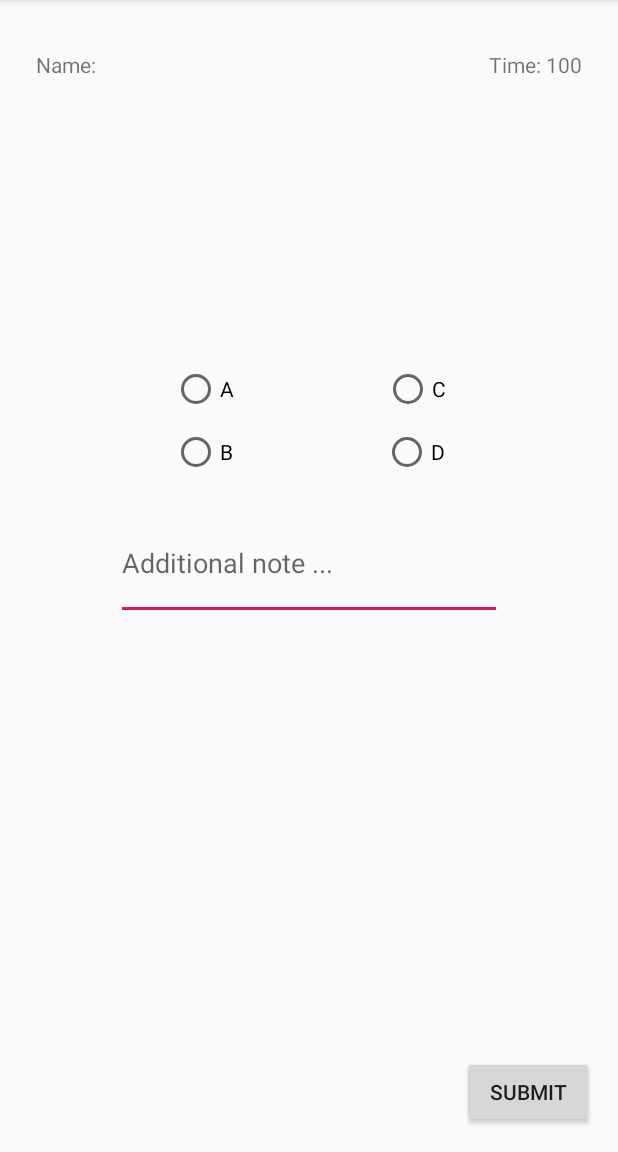
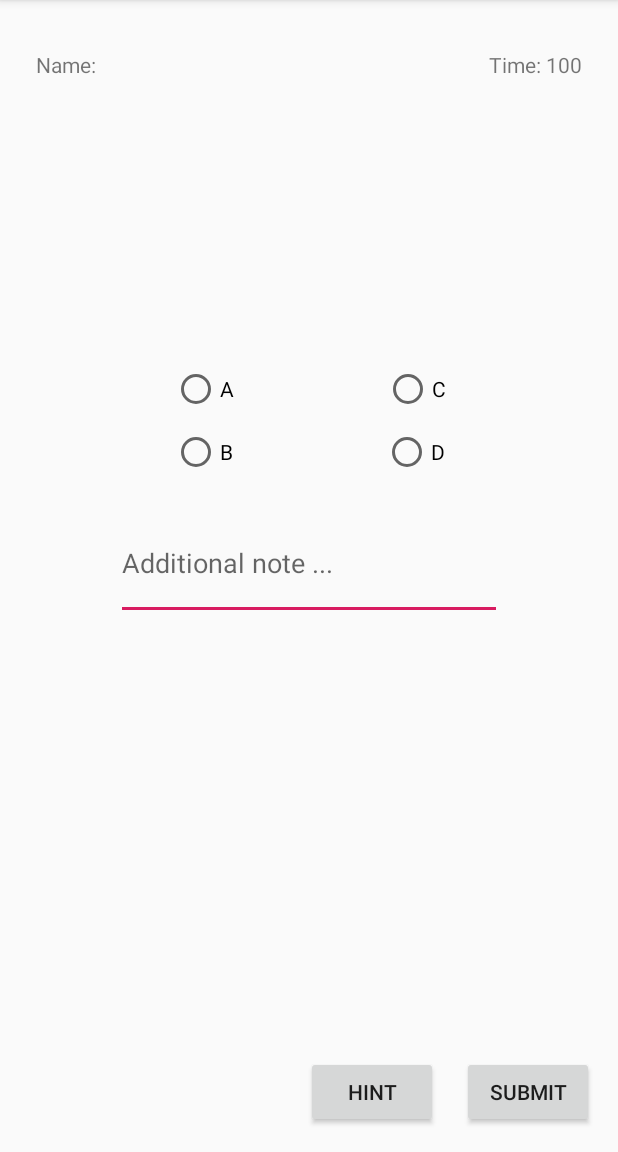
Before and after one commit to ahmad-fauzan458/Kwiz, an Android app: the QuizContentFragment screen opened directly, with no data from a screen before it, on a phone screen of 412 x 824 dp, the part 84-1236 px from its top. Run offline under Robolectric (Android 15) with nearby library versions, the phone set to English and light mode, and no system bars; our stand-ins replace Room's generated code, data binding; 11 statements that could not run were skipped.

Commit message:
Add hint feature

```diff
--- a/app/src/main/java/id/ac/ui/cs/mobileprogramming/ahmad_fauzan_amirul_isnain/kwiz/interfaces/QuizContentInterface.java
+++ b/app/src/main/java/id/ac/ui/cs/mobileprogramming/ahmad_fauzan_amirul_isnain/kwiz/interfaces/QuizContentInterface.java
@@ -2,4 +2,6 @@ package id.ac.ui.cs.mobileprogramming.ahmad_fauzan_amirul_isnain.kwiz.interfaces
 
 public interface QuizContentInterface {
     void submit();
+
+    void showHint();
 }
--- a/app/src/main/java/id/ac/ui/cs/mobileprogramming/ahmad_fauzan_amirul_isnain/kwiz/quiz/QuizContentFragment.java
+++ b/app/src/main/java/id/ac/ui/cs/mobileprogramming/ahmad_fauzan_amirul_isnain/kwiz/quiz/QuizContentFragment.java
@@ -1,6 +1,11 @@
 package id.ac.ui.cs.mobileprogramming.ahmad_fauzan_amirul_isnain.kwiz.quiz;
 
+import android.content.Context;
 import android.content.DialogInterface;
+import android.content.Intent;
+import android.net.ConnectivityManager;
+import android.net.NetworkInfo;
+import android.net.Uri;
 import android.os.Bundle;
 
 import androidx.appcompat.app.AlertDialog;
@@ -10,6 +15,10 @@ import androidx.lifecycle.ViewModelProviders;
 import android.view.LayoutInflater;
 import android.view.View;
 import android.view.ViewGroup;
+import android.widget.Toast;
+
+import java.io.UnsupportedEncodingException;
+import java.net.URLEncoder;
 
 import id.ac.ui.cs.mobileprogramming.ahmad_fauzan_amirul_isnain.kwiz.R;
 import id.ac.ui.cs.mobileprogramming.ahmad_fauzan_amirul_isnain.kwiz.databinding.FragmentQuizContentBinding;
@@ -94,4 +103,27 @@ public class QuizContentFragment extends Fragment implements QuizContentInterfac
                 });
         alertDialog.show();
     }
+
+    public void showHint(){
+        ConnectivityManager cm = (ConnectivityManager) getActivity().getSystemService(Context.CONNECTIVITY_SERVICE);
+        NetworkInfo activeNetwork = cm.getActiveNetworkInfo();
+        if (activeNetwork != null) {
+            String escapedQuery = "";
+            try {
+                escapedQuery = URLEncoder.encode(questionViewModel.getCurrentEnQuestion()
+                        .getValue(), "UTF-8");
+            }
+            catch (UnsupportedEncodingException e) {
+                e.printStackTrace();
+            }
+            Uri uri = Uri.parse("http://www.google.com/#q=" + escapedQuery);
+            Intent intent = new Intent(Intent.ACTION_VIEW, uri);
+            startActivity(intent);
+        } else {
+            Toast.makeText(getActivity(),
+                    getActivity().getResources().getString(R.string.connectivity_request),
+                    Toast.LENGTH_SHORT)
+                    .show();
+        }
+    }
 }
--- a/app/src/main/res/layout-land/fragment_quiz_content.xml
+++ b/app/src/main/res/layout-land/fragment_quiz_content.xml
@@ -24,13 +24,24 @@
 
         <Button
             android:id="@+id/submit"
-            android:onClick="@{() -> quizContentInterface.submit()}"
             android:layout_width="wrap_content"
             android:layout_height="wrap_content"
             android:layout_marginTop="20dp"
-            android:layout_marginEnd="132dp"
+            android:layout_marginEnd="75dp"
+            android:onClick="@{() -> quizContentInterface.submit()}"
             android:text="@string/submit"
             app:layout_constraintEnd_toEndOf="parent"
+            app:layout_constraintTop_toBottomOf="@+id/linearLayout2" />
+
+        <Button
+            android:id="@+id/hint"
+            android:layout_width="wrap_content"
+            android:layout_height="wrap_content"
+            android:layout_marginTop="20dp"
+            android:layout_marginEnd="16dp"
+            android:onClick="@{() -> quizContentInterface.showHint()}"
+            android:text="@string/hint"
+            app:layout_constraintEnd_toStartOf="@+id/submit"
             app:layout_constraintTop_toBottomOf="@+id/linearLayout2" />
 
         <TextView
--- a/app/src/main/res/layout-sw600dp-land/fragment_quiz_content.xml
+++ b/app/src/main/res/layout-sw600dp-land/fragment_quiz_content.xml
@@ -26,13 +26,26 @@
             android:id="@+id/submit"
             android:layout_width="wrap_content"
             android:layout_height="wrap_content"
-            android:layout_marginTop="45dp"
-            android:layout_marginEnd="180dp"
+            android:layout_marginTop="44dp"
+            android:layout_marginEnd="120dp"
             android:onClick="@{() -> quizContentInterface.submit()}"
             android:padding="20dp"
             android:text="@string/submit"
             android:textSize="24sp"
             app:layout_constraintEnd_toEndOf="parent"
+            app:layout_constraintTop_toBottomOf="@+id/linearLayout2" />
+
+        <Button
+            android:id="@+id/hint"
+            android:layout_width="wrap_content"
+            android:layout_height="wrap_content"
+            android:layout_marginTop="44dp"
+            android:layout_marginEnd="32dp"
+            android:onClick="@{() -> quizContentInterface.showHint()}"
+            android:padding="20dp"
+            android:text="@string/hint"
+            android:textSize="24sp"
+            app:layout_constraintEnd_toStartOf="@+id/submit"
             app:layout_constraintTop_toBottomOf="@+id/linearLayout2" />
 
         <TextView
--- a/app/src/main/res/layout-sw600dp/fragment_quiz_content.xml
+++ b/app/src/main/res/layout-sw600dp/fragment_quiz_content.xml
@@ -24,16 +24,29 @@
 
         <Button
             android:id="@+id/submit"
-            android:onClick="@{() -> quizContentInterface.submit()}"
             android:layout_width="wrap_content"
             android:layout_height="wrap_content"
             android:layout_marginEnd="30dp"
             android:layout_marginBottom="30dp"
+            android:onClick="@{() -> quizContentInterface.submit()}"
+            android:padding="20dp"
             android:text="@string/submit"
             android:textSize="24sp"
             app:layout_constraintBottom_toBottomOf="parent"
-            app:layout_constraintEnd_toEndOf="parent"
-            android:padding="20dp"/>
+            app:layout_constraintEnd_toEndOf="parent" />
+
+        <Button
+            android:id="@+id/hint"
+            android:layout_width="wrap_content"
+            android:layout_height="wrap_content"
+            android:layout_marginEnd="16dp"
+            android:layout_marginBottom="30dp"
+            android:onClick="@{() -> quizContentInterface.showHint()}"
+            android:padding="20dp"
+            android:text="@string/hint"
+            android:textSize="24sp"
+            app:layout_constraintBottom_toBottomOf="parent"
+            app:layout_constraintEnd_toStartOf="@+id/submit" />
 
         <TextView
             android:id="@+id/question"
--- a/app/src/main/res/layout/fragment_quiz_content.xml
+++ b/app/src/main/res/layout/fragment_quiz_content.xml
@@ -27,12 +27,23 @@
         tools:context=".quiz.QuizContentFragment">
 
         <Button
-            android:id="@+id/submit"
-            android:onClick="@{() -> quizContentInterface.submit()}"
+            android:id="@+id/hint"
             android:layout_width="wrap_content"
             android:layout_height="wrap_content"
             android:layout_marginEnd="16dp"
             android:layout_marginBottom="16dp"
+            android:onClick="@{() -> quizContentInterface.showHint()}"
+            android:text="@string/hint"
+            app:layout_constraintBottom_toBottomOf="parent"
+            app:layout_constraintEnd_toStartOf="@+id/submit" />
+
+        <Button
+            android:id="@+id/submit"
+            android:layout_width="wrap_content"
+            android:layout_height="wrap_content"
+            android:layout_marginEnd="16dp"
+            android:layout_marginBottom="16dp"
+            android:onClick="@{() -> quizContentInterface.submit()}"
             android:text="@string/submit"
             app:layout_constraintBottom_toBottomOf="parent"
             app:layout_constraintEnd_toEndOf="parent" />
--- a/app/src/main/res/values/strings.xml
+++ b/app/src/main/res/values/strings.xml
@@ -53,4 +53,8 @@
     storage so we can send it, it needs your permission too.
     Please accept the permission request if you want to share your medal.
     </string>
+    <string name="hint">Hint</string>
+    <string name="connectivity_request">
+    Please turn on your internet connection if you want to access hint.
+    </string>
 </resources>
```
Also changed, not shown: 1 other file.
